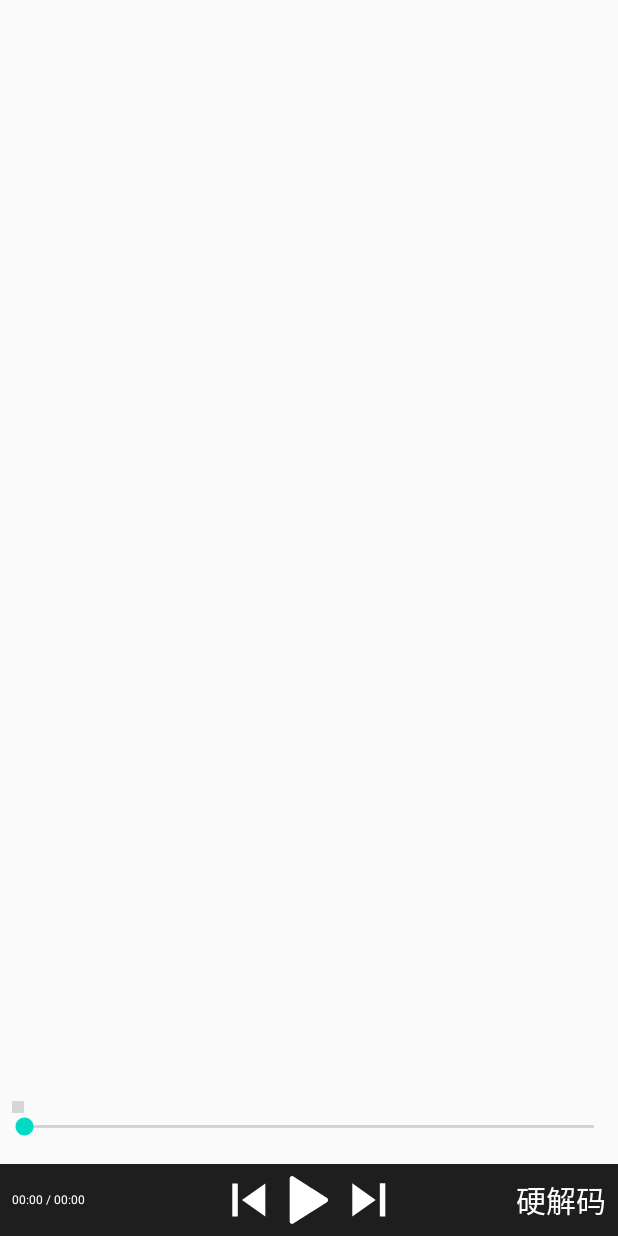
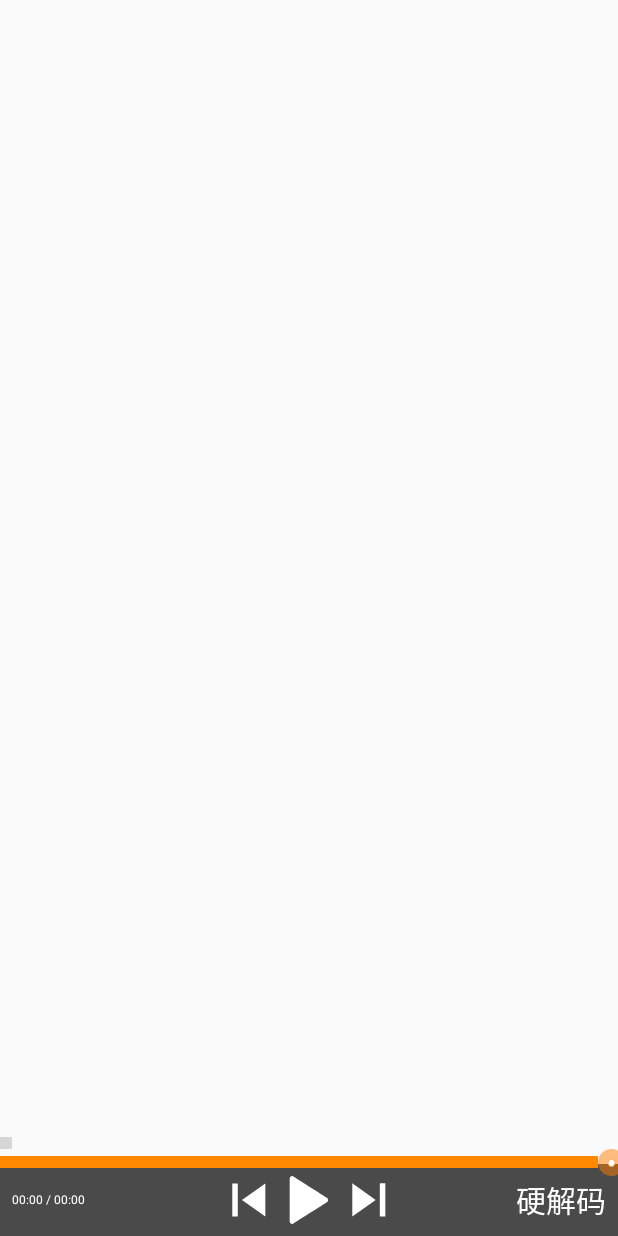
Before and after one commit to JohnLKkk/VideoPlayer, an Android app: the layout layout_video_bottom.xml on its own in the app's theme, with its tools: preview values and no code run, on a phone screen of 412 x 824 dp. Run offline under Robolectric (Android 15) with nearby library versions, the phone set to English and light mode, and no system bars; grey boxes are pictures that could not be loaded.

Commit message:
更新视频播放进度条

```diff
--- a/app/src/main/java/com/example/testdemo/MainActivity.kt
+++ b/app/src/main/java/com/example/testdemo/MainActivity.kt
@@ -48,7 +48,7 @@ class MainActivity : BaseDefaultActivity(), View.OnClickListener {
         btn_11.setOnClickListener(this)
         btn_12.setOnClickListener(this)
         setActionBar("测试模块")
-//        startActivity(Intent(this, ClickActivity::class.java))
+//        startActivity(Intent(this, TestViewActivity::class.java))
         startActivity(Intent(this, VideoPlayActivity::class.java))
     }
 
--- /dev/null
+++ b/app/src/main/res/drawable/ic_progress_bg.xml
@@ -0,0 +1,5 @@
+<?xml version="1.0" encoding="utf-8"?>
+<selector xmlns:android="http://schemas.android.com/apk/res/android">
+    <item android:drawable="@mipmap/ico_progress_pre" android:state_pressed="true" />
+    <item android:drawable="@mipmap/ico_progress_" android:state_pressed="false" />
+</selector>
--- /dev/null
+++ b/app/src/main/res/drawable/ic_video_seekbar_bg.xml
@@ -0,0 +1,31 @@
+<?xml version="1.0" encoding="utf-8"?>
+<layer-list xmlns:android="http://schemas.android.com/apk/res/android">
+    <item
+        android:id="@android:id/background"
+        android:gravity="center">
+        <shape>
+            <size android:height="@dimen/x2" />
+            <solid android:color="@android:color/black" />
+        </shape>
+    </item>
+    <item
+        android:id="@android:id/secondaryProgress"
+        android:gravity="center">
+        <clip>
+            <shape>
+                <size android:height="@dimen/x2" />
+                <solid android:color="@android:color/holo_blue_bright" />
+            </shape>
+        </clip>
+    </item>
+    <item
+        android:id="@android:id/progress"
+        android:gravity="center">
+        <clip>
+            <shape>
+                <size android:height="@dimen/x2" />
+                <solid android:color="@android:color/holo_orange_dark" />
+            </shape>
+        </clip>
+    </item>
+</layer-list>
--- /dev/null
+++ b/app/src/main/res/drawable/ic_video_seekbar_pre_bg.xml
@@ -0,0 +1,31 @@
+<?xml version="1.0" encoding="utf-8"?>
+<layer-list xmlns:android="http://schemas.android.com/apk/res/android">
+    <item
+        android:id="@android:id/background"
+        android:gravity="center">
+        <shape>
+            <size android:height="@dimen/x4" />
+            <solid android:color="@android:color/black" />
+        </shape>
+    </item>
+    <item
+        android:id="@android:id/secondaryProgress"
+        android:gravity="center">
+        <clip>
+            <shape>
+                <size android:height="@dimen/x4" />
+                <solid android:color="@android:color/holo_blue_bright" />
+            </shape>
+        </clip>
+    </item>
+    <item
+        android:id="@android:id/progress"
+        android:gravity="center">
+        <clip>
+            <shape>
+                <size android:height="@dimen/x4" />
+                <solid android:color="@android:color/holo_orange_dark" />
+            </shape>
+        </clip>
+    </item>
+</layer-list>
--- a/app/src/main/res/layout/layout_preview_video.xml
+++ b/app/src/main/res/layout/layout_preview_video.xml
@@ -2,23 +2,21 @@
 <LinearLayout xmlns:android="http://schemas.android.com/apk/res/android"
     android:layout_width="match_parent"
     android:layout_height="wrap_content"
-    android:layout_marginStart="@dimen/x40"
-    android:layout_marginEnd="@dimen/x40"
     android:orientation="vertical">
 
     <TextureView
         android:id="@+id/videoPreviewView"
         android:layout_width="@dimen/x80"
-        android:layout_height="@dimen/x60"
-        android:layout_above="@id/videoScheduleView" />
+        android:layout_height="@dimen/x60" />
 
     <SeekBar
         android:id="@+id/videoScheduleView"
         android:layout_width="match_parent"
         android:layout_height="wrap_content"
-        android:paddingStart="@dimen/x40"
-        android:max="3"
-        android:paddingEnd="@dimen/x40"
-        android:paddingBottom="@dimen/x10"
-        android:progress="0" />
+        android:layout_gravity="center"
+        android:paddingStart="0dp"
+        android:paddingEnd="0dp"
+        android:progress="99"
+        android:progressDrawable="@drawable/ic_video_seekbar_bg"
+        android:thumb="@drawable/ic_progress_bg" />
 </LinearLayout>
--- a/app/src/main/res/layout/layout_video_bottom.xml
+++ b/app/src/main/res/layout/layout_video_bottom.xml
@@ -4,21 +4,14 @@
     android:layout_height="wrap_content"
     android:layout_gravity="bottom">
 
-    <com.example.testdemo.testModel.videoProcess.VideoPreviewBar
-        android:id="@+id/videoPreview"
-        android:layout_width="match_parent"
-        android:layout_height="wrap_content"
-        android:layout_above="@id/tmp" />
-
     <RelativeLayout
         android:id="@+id/tmp"
         android:layout_width="match_parent"
         android:layout_height="wrap_content"
         android:layout_alignParentBottom="true"
-        android:layout_marginBottom="@dimen/x10"
         android:background="@color/video_top_black"
-        android:paddingTop="@dimen/x10"
-        android:paddingBottom="@dimen/x10">
+        android:paddingTop="@dimen/x20"
+        android:paddingBottom="@dimen/x20">
 
         <TextView
             android:id="@+id/playTime"
@@ -74,4 +67,11 @@
                 android:textSize="20sp" />
         </FrameLayout>
     </RelativeLayout>
+
+    <com.example.testdemo.testModel.videoProcess.VideoPreviewBar
+        android:id="@+id/videoPreview"
+        android:layout_width="match_parent"
+        android:translationY="@dimen/x12"
+        android:layout_height="wrap_content"
+        android:layout_above="@id/tmp"/>
 </RelativeLayout>
--- a/app/src/main/res/mipmap-anydpi-v26/ic_launcher.xml
+++ /dev/null
@@ -1,5 +0,0 @@
-<?xml version="1.0" encoding="utf-8"?>
-<adaptive-icon xmlns:android="http://schemas.android.com/apk/res/android">
-    <background android:drawable="@drawable/ic_launcher_background"/>
-    <foreground android:drawable="@drawable/ic_launcher_foreground"/>
-</adaptive-icon>
--- a/app/src/main/res/mipmap-anydpi-v26/ic_launcher_round.xml
+++ /dev/null
@@ -1,5 +0,0 @@
-<?xml version="1.0" encoding="utf-8"?>
-<adaptive-icon xmlns:android="http://schemas.android.com/apk/res/android">
-    <background android:drawable="@drawable/ic_launcher_background"/>
-    <foreground android:drawable="@drawable/ic_launcher_foreground"/>
-</adaptive-icon>
--- a/app/src/main/res/values/colors.xml
+++ b/app/src/main/res/values/colors.xml
@@ -3,6 +3,6 @@
     <color name="colorPrimary">#6200EE</color>
     <color name="colorPrimaryDark">#3700B3</color>
     <color name="colorAccent">#03DAC5</color>
-    <color name="video_top_black">#1E1E1E</color>
+    <color name="video_top_black">#cc1E1E1E</color>
     <color name="defaultWhite">#ffffff</color>
 </resources>
```
Also changed, not shown: app/src/main/java/com/example/testdemo/testModel/videoProcess/VideoPreviewBar.kt (+13 -2 lines), app/src/main/res/drawable-v24/ic_launcher_foreground.xml (deleted, +0 -34 lines), app/src/main/res/layout/activity_test_view.xml (+19 -14 lines), app/src/main/res/mipmap-hdpi/ic_launcher.png (deleted), app/src/main/res/mipmap-hdpi/ic_launcher_round.png (deleted), app/src/main/res/mipmap-mdpi/ic_launcher.png (deleted), app/src/main/res/mipmap-mdpi/ic_launcher_round.png (deleted), app/src/main/res/mipmap-xhdpi/ico_progress_.png (added), app/src/main/res/mipmap-xhdpi/ico_progress_pre.png (added).
